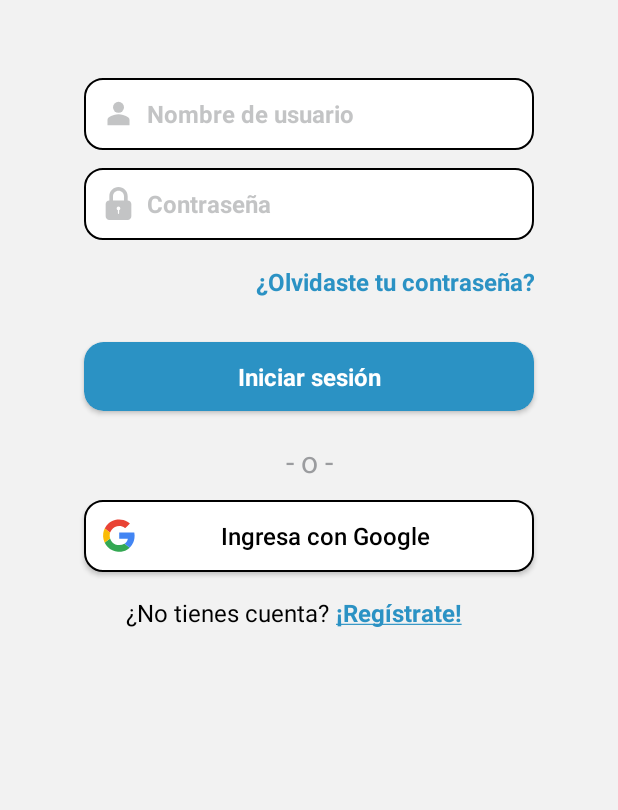
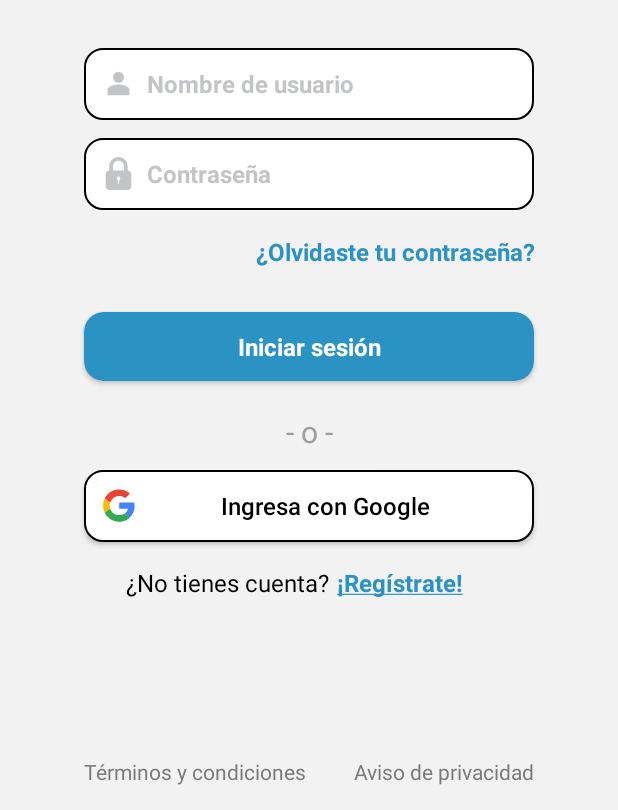
Before and after one commit to joeirigoyen/DonationApp, an Android app: the screen it shows after launch (MainActivity), on a phone screen of 412 x 824 dp, the part 426-1236 px from its top. Run offline under Robolectric (Android 15) with nearby library versions, the phone set to English and light mode, and no system bars; libraries missing offline, so code that uses them is left out: com.paypal.checkout; 6 statements that could not run were skipped.

Commit message:
Added terms and conditions

```diff
--- a/app/src/main/java/com/example/securityintegration/Views/SignIn/MainSignInFrag.kt
+++ b/app/src/main/java/com/example/securityintegration/Views/SignIn/MainSignInFrag.kt
@@ -1,6 +1,7 @@
 package com.example.securityintegration.Views.SignIn
 
 import android.content.Intent
+import android.net.Uri
 import android.os.Bundle
 import android.util.Log
 import androidx.fragment.app.Fragment
@@ -100,5 +101,16 @@ class MainSignInFrag : Fragment() {
             }
 
         }
+
+        binding.btnTyC.setOnClickListener {
+            val intent = Intent("android.intent.action.VIEW", Uri.parse("https://www.termsandconditionsgenerator.com/live.php?token=HNIXHM6LZQT2mNnzIyOAXHT8Nx4hLpTC"))
+            startActivity(intent)
+        }
+
+        binding.btnPriv.setOnClickListener {
+            val intent = Intent("android.intent.action.VIEW", Uri.parse("https://www.privacypolicygenerator.info/live.php?token=kMOOomXopp1z7HUqIgLh2s93101AgoJa"))
+            startActivity(intent)
+        }
+
     }
 }
--- a/app/src/main/res/layout/main_sign_in_fragment.xml
+++ b/app/src/main/res/layout/main_sign_in_fragment.xml
@@ -30,7 +30,7 @@
         android:id="@+id/editTextUsername"
         android:layout_width="300dp"
         android:layout_height="wrap_content"
-        android:layout_marginTop="52dp"
+        android:layout_marginTop="32dp"
         android:autofillHints="testHint"
         android:background="@drawable/custom_btn"
         android:drawableStart="@drawable/ic_user_icon"
@@ -127,10 +127,10 @@
 
     <TextView
         android:id="@+id/btnRegister"
-        android:layout_width="wrap_content"
-        android:layout_height="wrap_content"
+        android:layout_width="91dp"
+        android:layout_height="24dp"
         android:layout_marginTop="16dp"
-        android:layout_marginEnd="48dp"
+        android:layout_marginEnd="40dp"
         android:clickable="true"
         android:focusable="true"
         android:minHeight="48dp"
@@ -175,4 +175,36 @@
         app:layout_constraintStart_toStartOf="parent"
         app:layout_constraintTop_toBottomOf="@+id/orTextView" />
 
+    <TextView
+        android:id="@+id/btnTyC"
+        android:layout_width="wrap_content"
+        android:layout_height="wrap_content"
+        android:layout_marginBottom="16dp"
+        android:clickable="true"
+        android:focusable="auto"
+        android:text="Términos y condiciones"
+        android:textColor="#7A7A7A"
+        app:layout_constraintBottom_toBottomOf="parent"
+        app:layout_constraintEnd_toEndOf="parent"
+        app:layout_constraintHorizontal_bias="0.212"
+        app:layout_constraintStart_toStartOf="parent"
+        app:layout_constraintTop_toBottomOf="@+id/textView6"
+        app:layout_constraintVertical_bias="1.0" />
+
+    <TextView
+        android:id="@+id/btnPriv"
+        android:layout_width="wrap_content"
+        android:layout_height="wrap_content"
+        android:layout_marginBottom="16dp"
+        android:clickable="true"
+        android:focusable="auto"
+        android:text="Aviso de privacidad"
+        android:textColor="#7A7A7A"
+        app:layout_constraintBottom_toBottomOf="parent"
+        app:layout_constraintEnd_toEndOf="parent"
+        app:layout_constraintHorizontal_bias="0.809"
+        app:layout_constraintStart_toStartOf="parent"
+        app:layout_constraintTop_toBottomOf="@+id/textView6"
+        app:layout_constraintVertical_bias="1.0" />
+
 </androidx.constraintlayout.widget.ConstraintLayout>
```
